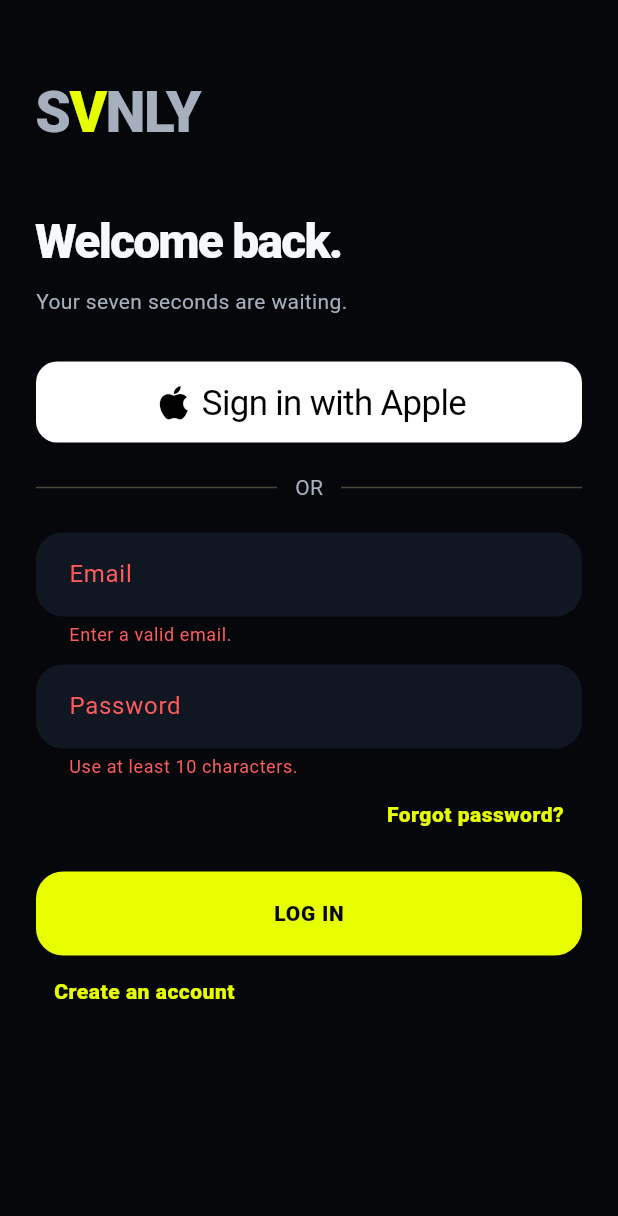
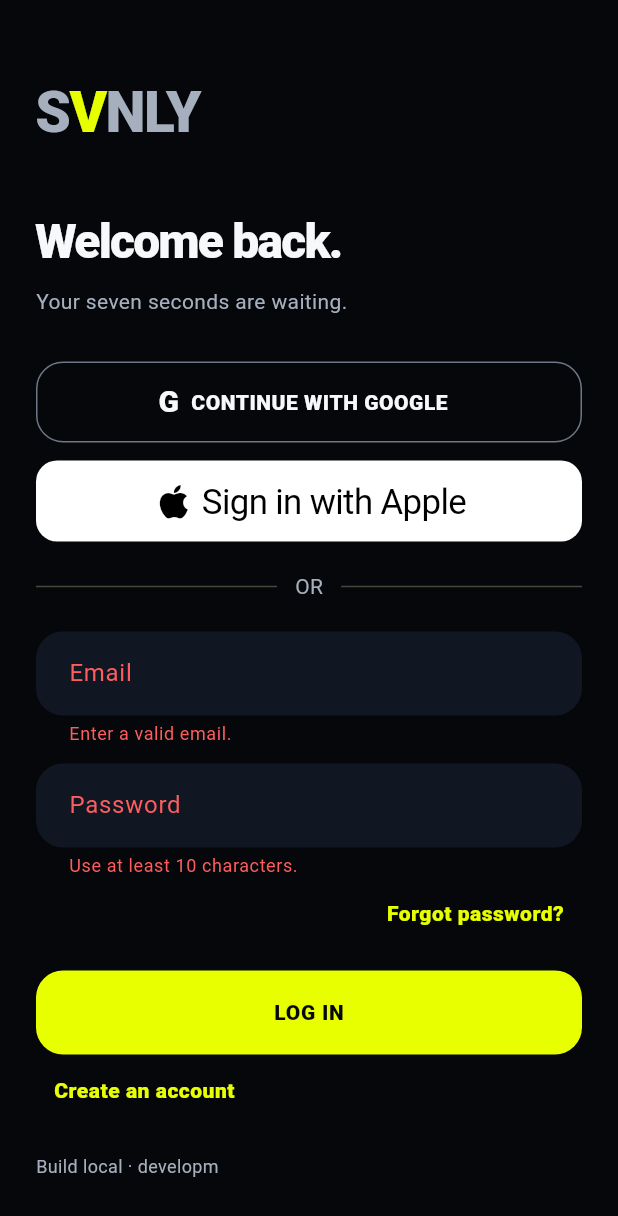
Before and after one commit to sebastianbuergy-oss/svnly, a Flutter app: the AuthScreen screen opened by its route, after a tap on "LOG IN", on a phone screen of 412 x 824 dp. Shown: the top 1216 px of the screen. Run offline on Flutter 3.47's test engine with Material 3 defaults, Android fonts, the phone set to English and light mode, and no system bars; drawn by our look-alikes of sign_in_with_apple; our stand-ins replace camera, flutter_riverpod, go_router, permission_handler, shared_preferences, supabase_flutter and 1 more; missing offline and left inert: purchases_flutter; accounts and stored records are empty.

Commit message:
Fix production auth and gate iPhone builds

```diff
--- /dev/null
+++ b/lib/core/config/build_identity.dart
@@ -0,0 +1,17 @@
+class BuildIdentity {
+  const BuildIdentity._();
+
+  static const commitSha = String.fromEnvironment(
+    'GIT_COMMIT_SHA',
+    defaultValue: 'development',
+  );
+  static const buildNumber = String.fromEnvironment(
+    'APP_BUILD_NUMBER',
+    defaultValue: 'local',
+  );
+
+  static String get shortCommit =>
+      commitSha.length > 8 ? commitSha.substring(0, 8) : commitSha;
+
+  static String get label => 'Build $buildNumber · $shortCommit';
+}
--- a/lib/features/auth/app_repository.dart
+++ b/lib/features/auth/app_repository.dart
@@ -10,6 +10,7 @@ abstract interface class AppRepository {
   Future<void> signUp(String email, String password);
   Future<void> signIn(String email, String password);
   Future<void> signInWithApple();
+  Future<void> signInWithGoogle();
   Future<void> resetPassword(String email);
   Future<void> signOut();
   Future<bool> hasCompletedProfile();
@@ -163,6 +164,8 @@ class UnconfiguredRepository implements AppRepository {
   @override
   Future<void> signInWithApple() async => _missing();
   @override
+  Future<void> signInWithGoogle() async => _missing();
+  @override
   Future<void> signOut() async => _missing();
   @override
   Future<void> signUp(String email, String password) async => _missing();
--- a/lib/features/auth/auth_screen.dart
+++ b/lib/features/auth/auth_screen.dart
@@ -4,6 +4,7 @@ import 'package:go_router/go_router.dart';
 import 'package:sign_in_with_apple/sign_in_with_apple.dart';
 
 import '../../app/providers.dart';
+import '../../core/config/build_identity.dart';
 import '../../core/design/tokens.dart';
 import '../../core/errors/error_mapper.dart';
 import '../../core/widgets/brand.dart';
@@ -50,10 +51,13 @@ class _AuthScreenState extends ConsumerState<AuthScreen> {
         final complete = await repository.hasCompletedProfile();
         if (mounted) context.go(complete ? '/home' : '/profile-setup');
       }
-    } catch (error) {
+    } catch (error, stackTrace) {
       if (mounted) {
-        ScaffoldMessenger.of(context)
-            .showSnackBar(SnackBar(content: Text(ErrorMapper.message(error))));
+        ScaffoldMessenger.of(context).showSnackBar(
+          SnackBar(
+            content: Text(ErrorMapper.authMessage('email', error, stackTrace)),
+          ),
+        );
       }
     } finally {
       if (mounted) setState(() => loading = false);
@@ -67,10 +71,37 @@ class _AuthScreenState extends ConsumerState<AuthScreen> {
       await repository.signInWithApple();
       final complete = await repository.hasCompletedProfile();
       if (mounted) context.go(complete ? '/home' : '/profile-setup');
-    } catch (error) {
+    } catch (error, stackTrace) {
       if (mounted) {
-        ScaffoldMessenger.of(context)
-            .showSnackBar(SnackBar(content: Text(ErrorMapper.message(error))));
+        ScaffoldMessenger.of(context).showSnackBar(
+          SnackBar(
+            content: Text(ErrorMapper.authMessage('apple', error, stackTrace)),
+          ),
+        );
+      }
+    } finally {
+      if (mounted) setState(() => loading = false);
+    }
+  }
+
+  Future<void> _google() async {
+    setState(() => loading = true);
+    try {
+      final repository = ref.read(appRepositoryProvider);
+      final sessionReady = repository.sessionChanges
+          .firstWhere((hasSession) => hasSession)
+          .timeout(const Duration(minutes: 3));
+      await repository.signInWithGoogle();
+      await sessionReady;
+      final complete = await repository.hasCompletedProfile();
+      if (mounted) context.go(complete ? '/home' : '/profile-setup');
+    } catch (error, stackTrace) {
+      if (mounted) {
+        ScaffoldMessenger.of(context).showSnackBar(
+          SnackBar(
+            content: Text(ErrorMapper.authMessage('google', error, stackTrace)),
+          ),
+        );
       }
     } finally {
       if (mounted) setState(() => loading = false);
@@ -107,7 +138,25 @@ class _AuthScreenState extends ConsumerState<AuthScreen> {
               ),
               if (!verificationSent) ...[
                 const SizedBox(height: 30),
+                SizedBox(
+                  width: double.infinity,
+                  height: 54,
+                  child: OutlinedButton.icon(
+                    key: const ValueKey('auth_google'),
+                    onPressed: loading ? null : _google,
+                    icon: const Text(
+                      'G',
+                      style: TextStyle(
+                        fontSize: 20,
+                        fontWeight: FontWeight.w900,
+                      ),
+                    ),
+                    label: const Text('CONTINUE WITH GOOGLE'),
+                  ),
+                ),
+                const SizedBox(height: 12),
                 SignInWithAppleButton(
+                  key: const ValueKey('auth_apple'),
                   onPressed: loading ? () {} : _apple,
                   height: 54,
                   borderRadius: const BorderRadius.all(Radius.circular(14)),
@@ -177,6 +226,15 @@ class _AuthScreenState extends ConsumerState<AuthScreen> {
                     signUp ? 'I already have an account' : 'Create an account',
                   ),
                 ),
+                const SizedBox(height: 18),
+                Text(
+                  BuildIdentity.label,
+                  key: const ValueKey('build_identity'),
+                  style: const TextStyle(
+                    color: SvnlyColors.secondaryText,
+                    fontSize: 12,
+                  ),
+                ),
               ] else
                 Padding(
                   padding: const EdgeInsets.only(top: 28),
```
Also changed, not shown: codemagic.yaml (+70 -0 lines), lib/core/errors/error_mapper.dart (+42 -0 lines), lib/features/auth/supabase_repository.dart (+32 -13 lines), 3 other files.
